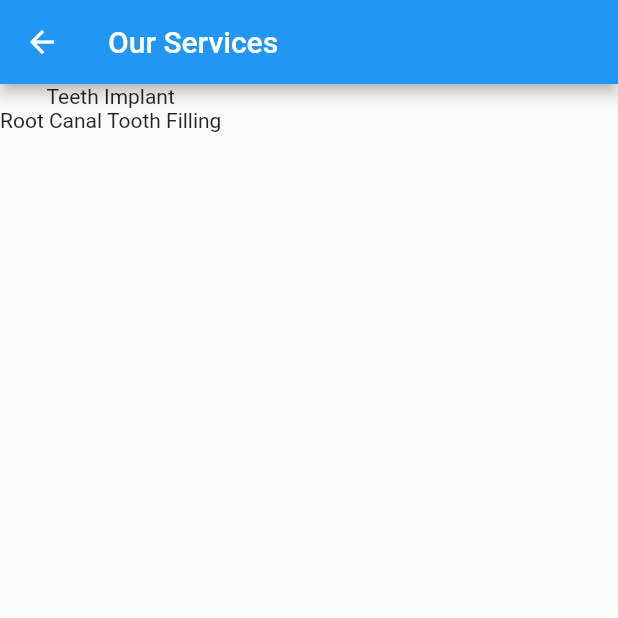
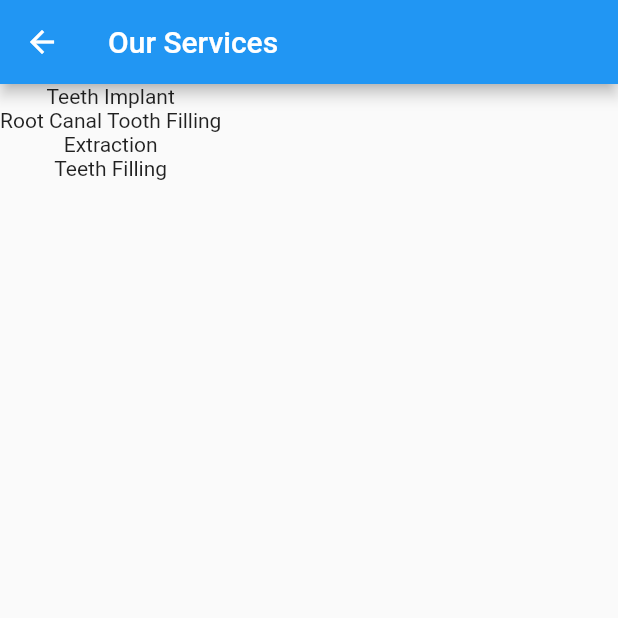
Before and after one commit to yangbum/Dental-Team, a Flutter app: the Services screen opened directly, on a phone screen of 412 x 824 dp, the top half of it. Run offline on Flutter 3.47's test engine with Material 2 defaults, Android fonts, the phone set to English and light mode, and no system bars; our stand-ins replace curved_navigation_bar; missing offline and left inert: ff_navigation_bar; network calls fail.

Commit message:
services page

```diff
--- a/lib/pages/services.dart
+++ b/lib/pages/services.dart
@@ -13,6 +13,8 @@ class _ServicesState extends State<Services> {
       body:Column(children: <Widget>[
         Text('Teeth Implant'),
         Text('Root Canal Tooth Filling'),
+        Text('Extraction'),
+        Text('Teeth Filling'),
       ],)
     );
   }
```
